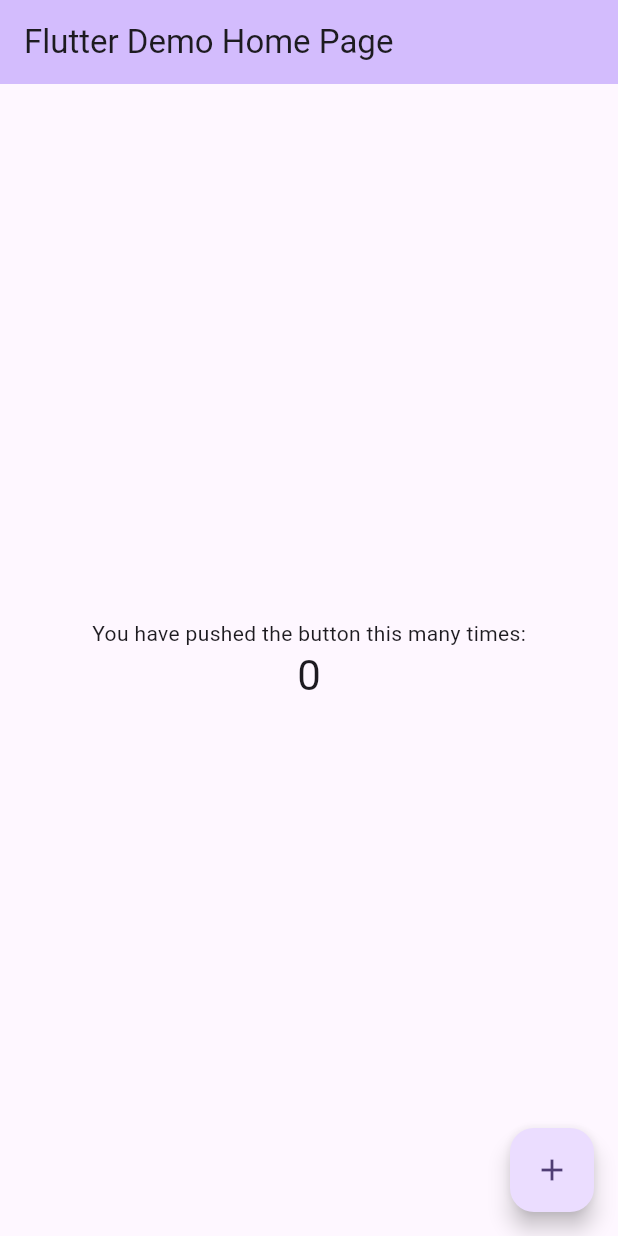
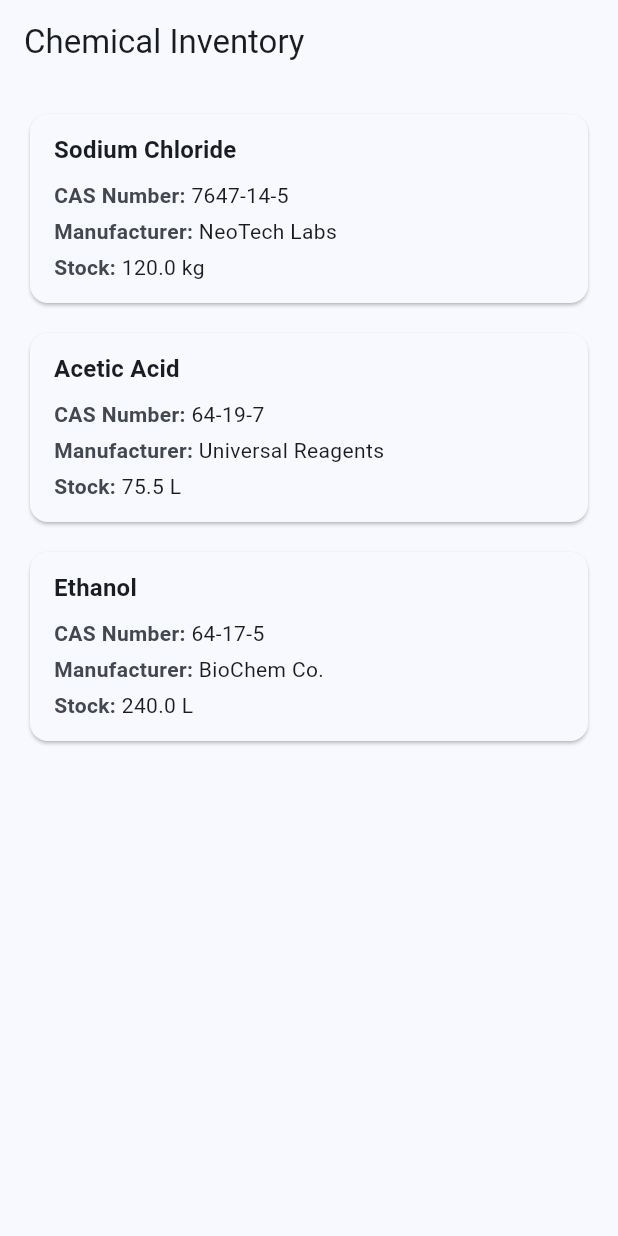
Before and after one commit to jubinkhan007/neotech_chemical_inventory, a Flutter app: the screen it shows after launch, on a phone screen of 412 x 824 dp. Run offline on Flutter 3.47's test engine with Material 3 defaults, Android fonts, the phone set to English and light mode, and no system bars.

Commit message:
Add chemicals screen with repository-backed UI

```diff
--- /dev/null
+++ b/lib/features/chemicals/data/mock_chemicals_repository.dart
@@ -0,0 +1,44 @@
+import 'dart:math';
+
+import '../domain/chemical.dart';
+import '../domain/chemicals_repository.dart';
+
+class MockChemicalsRepository implements ChemicalsRepository {
+  MockChemicalsRepository({Random? random}) : _random = random ?? Random();
+
+  final Random _random;
+
+  @override
+  Future<List<Chemical>> fetchChemicals() async {
+    await Future<void>.delayed(const Duration(milliseconds: 500));
+
+    // Randomly throw to emulate flaky networks.
+    if (_random.nextInt(8) == 0) {
+      throw Exception('Network error');
+    }
+
+    return const <Chemical>[
+      Chemical(
+        productName: 'Sodium Chloride',
+        casNumber: '7647-14-5',
+        manufacturer: 'NeoTech Labs',
+        stockQuantity: 120.0,
+        unit: 'kg',
+      ),
+      Chemical(
+        productName: 'Acetic Acid',
+        casNumber: '64-19-7',
+        manufacturer: 'Universal Reagents',
+        stockQuantity: 75.5,
+        unit: 'L',
+      ),
+      Chemical(
+        productName: 'Ethanol',
+        casNumber: '64-17-5',
+        manufacturer: 'BioChem Co.',
+        stockQuantity: 240.0,
+        unit: 'L',
+      ),
+    ];
+  }
+}
--- /dev/null
+++ b/lib/features/chemicals/domain/chemical.dart
@@ -0,0 +1,15 @@
+class Chemical {
+  const Chemical({
+    required this.productName,
+    required this.casNumber,
+    required this.manufacturer,
+    required this.stockQuantity,
+    required this.unit,
+  });
+
+  final String productName;
+  final String casNumber;
+  final String manufacturer;
+  final double stockQuantity;
+  final String unit;
+}
--- /dev/null
+++ b/lib/features/chemicals/domain/chemicals_repository.dart
@@ -0,0 +1,5 @@
+import 'chemical.dart';
+
+abstract class ChemicalsRepository {
+  Future<List<Chemical>> fetchChemicals();
+}
--- /dev/null
+++ b/lib/features/chemicals/presentation/chemicals_screen.dart
@@ -0,0 +1,299 @@
+import 'package:flutter/material.dart';
+
+import '../../common/widgets/repository_provider.dart';
+import '../domain/chemical.dart';
+import '../domain/chemicals_repository.dart';
+import 'chemicals_notifier.dart';
+import 'chemicals_state.dart';
+
+class ChemicalsScreen extends StatefulWidget {
+  const ChemicalsScreen({super.key});
+
+  @override
+  State<ChemicalsScreen> createState() => _ChemicalsScreenState();
+}
+
+class _ChemicalsScreenState extends State<ChemicalsScreen> {
+  ChemicalsNotifier? _notifier;
+
+  @override
+  void didChangeDependencies() {
+    super.didChangeDependencies();
+    if (_notifier == null) {
+      final repository = RepositoryProvider.of<ChemicalsRepository>(context);
+      _notifier = ChemicalsNotifier(repository)..loadChemicals();
+    }
+  }
+
+  @override
+  void dispose() {
+    _notifier?.dispose();
+    super.dispose();
+  }
+
+  @override
+  Widget build(BuildContext context) {
+    final colorScheme = Theme.of(context).colorScheme;
+
+    return Scaffold(
+      appBar: AppBar(
+        title: const Text('Chemical Inventory'),
+      ),
+      body: SafeArea(
+        child: ValueListenableBuilder<ChemicalsState>(
+          valueListenable: _notifier!,
+          builder: (context, state, _) {
+            switch (state.status) {
+              case ChemicalsStatus.loading:
+                return _LoadingSection(colorScheme: colorScheme);
+              case ChemicalsStatus.error:
+                return _ErrorSection(
+                  colorScheme: colorScheme,
+                  onRetry: _notifier.loadChemicals,
+                  message: state.errorMessage ?? 'Unable to load chemicals.',
+                );
+              case ChemicalsStatus.empty:
+                return const _EmptySection();
+              case ChemicalsStatus.success:
+                return RefreshIndicator(
+                  onRefresh: _notifier.refresh,
+                  color: colorScheme.primary,
+                  child: ListView.builder(
+                    padding: const EdgeInsets.all(16),
+                    itemCount: state.chemicals.length,
+                    itemBuilder: (context, index) {
+                      final chemical = state.chemicals[index];
+                      return _ChemicalCard(
+                        chemical: chemical,
+                        colorScheme: colorScheme,
+                      );
+                    },
+                  ),
+                );
+            }
+          },
+        ),
+      ),
+    );
+  }
+}
+
+class _LoadingSection extends StatelessWidget {
+  const _LoadingSection({required this.colorScheme});
+
+  final ColorScheme colorScheme;
+
+  @override
+  Widget build(BuildContext context) {
+    return Center(
+      child: Semantics(
+        label: 'Loading chemical inventory',
+        child: Column(
+          mainAxisAlignment: MainAxisAlignment.center,
+          children: [
+            CircularProgressIndicator(color: colorScheme.primary),
+            const SizedBox(height: 12),
+            Text(
+              'Loading chemicals...',
+              style: Theme.of(context).textTheme.bodyLarge,
+            ),
+          ],
+        ),
+      ),
+    );
+  }
+}
+
+class _ErrorSection extends StatelessWidget {
+  const _ErrorSection({
+    required this.colorScheme,
+    required this.onRetry,
+    required this.message,
+  });
+
+  final ColorScheme colorScheme;
+  final VoidCallback onRetry;
+  final String message;
+
+  @override
+  Widget build(BuildContext context) {
+    return Center(
+      child: Semantics(
+        label: 'Error loading chemical inventory',
+        child: Padding(
+          padding: const EdgeInsets.all(16),
+          child: Column(
+            mainAxisSize: MainAxisSize.min,
+            children: [
+              Icon(Icons.warning_rounded, color: colorScheme.error, size: 48),
+              const SizedBox(height: 12),
+              Text(
+                'Something went wrong',
+                style: Theme.of(context).textTheme.titleMedium?.copyWith(
+                      color: colorScheme.onSurface,
+                      fontWeight: FontWeight.bold,
+                    ),
+              ),
+              const SizedBox(height: 8),
+              Text(
+                message,
+                textAlign: TextAlign.center,
+                style: Theme.of(context).textTheme.bodyMedium?.copyWith(
+                      color: colorScheme.onSurfaceVariant,
+                    ),
+              ),
+              const SizedBox(height: 12),
+              ElevatedButton.icon(
+                onPressed: onRetry,
+                icon: const Icon(Icons.refresh),
+                label: const Text('Retry'),
+              ),
+            ],
+          ),
+        ),
+      ),
+    );
+  }
+}
+
+class _EmptySection extends StatelessWidget {
+  const _EmptySection();
+
+  @override
+  Widget build(BuildContext context) {
+    final theme = Theme.of(context);
+    return Center(
+      child: Semantics(
+        label: 'No chemicals in inventory',
+        child: Padding(
+          padding: const EdgeInsets.all(16),
+          child: Column(
+            mainAxisSize: MainAxisSize.min,
+            children: [
+              Icon(
+                Icons.inventory_2_outlined,
+                size: 48,
+                color: theme.colorScheme.onSurfaceVariant,
+              ),
+              const SizedBox(height: 12),
+              Text(
+                'No chemicals available',
+                style: theme.textTheme.titleMedium?.copyWith(
+                  fontWeight: FontWeight.bold,
+                ),
+              ),
+              const SizedBox(height: 8),
+              Text(
+                'Pull to refresh or check back later.',
+                textAlign: TextAlign.center,
+                style: theme.textTheme.bodyMedium,
+              ),
+            ],
+          ),
+        ),
+      ),
+    );
+  }
+}
+
+class _ChemicalCard extends StatelessWidget {
+  const _ChemicalCard({required this.chemical, required this.colorScheme});
+
+  final Chemical chemical;
+  final ColorScheme colorScheme;
+
+  @override
+  Widget build(BuildContext context) {
+    final textTheme = Theme.of(context).textTheme;
+    final cardColor = colorScheme.surface;
+    final onCardColor = colorScheme.onSurface;
+
+    return Padding(
+      padding: const EdgeInsets.only(bottom: 12),
+      child: Semantics(
+        label:
+            '${chemical.productName}, CAS ${chemical.casNumber}, ${chemical.manufacturer}, Stock ${chemical.stockQuantity} ${chemical.unit}',
+        child: Card(
+          elevation: 1,
+          color: cardColor,
+          child: Padding(
+            padding: const EdgeInsets.symmetric(horizontal: 16, vertical: 12),
+            child: Column(
+              crossAxisAlignment: CrossAxisAlignment.start,
+              children: [
+                Text(
+                  chemical.productName,
+                  style: textTheme.titleMedium?.copyWith(
+                    color: onCardColor,
+                    fontWeight: FontWeight.bold,
+                  ),
+                ),
+                const SizedBox(height: 6),
+                _DetailRow(
+                  label: 'CAS Number',
+                  value: chemical.casNumber,
+                  textTheme: textTheme,
+                  colorScheme: colorScheme,
+                ),
+                _DetailRow(
+                  label: 'Manufacturer',
+                  value: chemical.manufacturer,
+                  textTheme: textTheme,
+                  colorScheme: colorScheme,
+                ),
+                _DetailRow(
+                  label: 'Stock',
+                  value:
+                      '${chemical.stockQuantity.toStringAsFixed(1)} ${chemical.unit}',
+                  textTheme: textTheme,
+                  colorScheme: colorScheme,
+                ),
+              ],
+            ),
+          ),
+        ),
+      ),
+    );
+  }
+}
+
+class _DetailRow extends StatelessWidget {
+  const _DetailRow({
+    required this.label,
+    required this.value,
+    required this.textTheme,
+    required this.colorScheme,
+  });
+
+  final String label;
+  final String value;
+  final TextTheme textTheme;
+  final ColorScheme colorScheme;
+
+  @override
+  Widget build(BuildContext context) {
+    return Padding(
+      padding: const EdgeInsets.symmetric(vertical: 2),
+      child: Row(
+        crossAxisAlignment: CrossAxisAlignment.start,
+        children: [
+          Text(
+            '$label: ',
+            style: textTheme.bodyMedium?.copyWith(
+              color: colorScheme.onSurfaceVariant,
+              fontWeight: FontWeight.w600,
+            ),
+          ),
+          Expanded(
+            child: Text(
+              value,
+              style: textTheme.bodyMedium?.copyWith(
+                color: colorScheme.onSurface,
+              ),
+            ),
+          ),
+        ],
+      ),
+    );
+  }
+}
--- /dev/null
+++ b/lib/features/chemicals/presentation/chemicals_state.dart
@@ -0,0 +1,33 @@
+import '../domain/chemical.dart';
+
+enum ChemicalsStatus { loading, success, empty, error }
+
+class ChemicalsState {
+  const ChemicalsState({
+    required this.status,
+    required this.chemicals,
+    this.errorMessage,
+  });
+
+  factory ChemicalsState.loading() => const ChemicalsState(
+        status: ChemicalsStatus.loading,
+        chemicals: <Chemical>[],
+      );
+
+  factory ChemicalsState.success(List<Chemical> chemicals) {
+    return ChemicalsState(
+      status: chemicals.isEmpty ? ChemicalsStatus.empty : ChemicalsStatus.success,
+      chemicals: chemicals,
+    );
+  }
+
+  factory ChemicalsState.error(String message) => ChemicalsState(
+        status: ChemicalsStatus.error,
+        chemicals: const <Chemical>[],
+        errorMessage: message,
+      );
+
+  final ChemicalsStatus status;
+  final List<Chemical> chemicals;
+  final String? errorMessage;
+}
--- /dev/null
+++ b/lib/features/common/widgets/repository_provider.dart
@@ -0,0 +1,23 @@
+import 'package:flutter/widgets.dart';
+
+class RepositoryProvider<T> extends InheritedWidget {
+  const RepositoryProvider({
+    required this.repository,
+    required super.child,
+    super.key,
+  });
+
+  final T repository;
+
+  static T of<T>(BuildContext context) {
+    final provider =
+        context.dependOnInheritedWidgetOfExactType<RepositoryProvider<T>>();
+    assert(provider != null, 'RepositoryProvider<$T> not found in context');
+    return provider!.repository;
+  }
+
+  @override
+  bool updateShouldNotify(RepositoryProvider<T> oldWidget) {
+    return repository != oldWidget.repository;
+  }
+}
--- a/lib/main.dart
+++ b/lib/main.dart
@@ -1,4 +1,9 @@
 import 'package:flutter/material.dart';
+
+import 'features/chemicals/data/mock_chemicals_repository.dart';
+import 'features/chemicals/domain/chemicals_repository.dart';
+import 'features/chemicals/presentation/chemicals_screen.dart';
+import 'features/common/widgets/repository_provider.dart';
 
 void main() {
   runApp(const MyApp());
@@ -7,116 +12,20 @@ void main() {
 class MyApp extends StatelessWidget {
   const MyApp({super.key});
 
-  // This widget is the root of your application.
   @override
   Widget build(BuildContext context) {
-    return MaterialApp(
-      title: 'Flutter Demo',
-      theme: ThemeData(
-        // This is the theme of your application.
-        //
-        // TRY THIS: Try running your application with "flutter run". You'll see
-        // the application has a purple toolbar. Then, without quitting the app,
-        // try changing the seedColor in the colorScheme below to Colors.green
-        // and then invoke "hot reload" (save your changes or press the "hot
-        // reload" button in a Flutter-supported IDE, or press "r" if you used
-        // the command line to start the app).
-        //
-        // Notice that the counter didn't reset back to zero; the application
-        // state is not lost during the reload. To reset the state, use hot
-        // restart instead.
-        //
-        // This works for code too, not just values: Most code changes can be
-        // tested with just a hot reload.
-        colorScheme: ColorScheme.fromSeed(seedColor: Colors.deepPurple),
+    final repository = MockChemicalsRepository();
+
+    return RepositoryProvider<ChemicalsRepository>(
+      repository: repository,
+      child: MaterialApp(
+        title: 'Chemical Inventory',
+        theme: ThemeData(
+          colorScheme: ColorScheme.fromSeed(seedColor: Colors.blue),
+          useMaterial3: true,
+        ),
+        home: const ChemicalsScreen(),
       ),
-      home: const MyHomePage(title: 'Flutter Demo Home Page'),
     );
   }
 }
-
-class MyHomePage extends StatefulWidget {
-  const MyHomePage({super.key, required this.title});
-
-  // This widget is the home page of your application. It is stateful, meaning
-  // that it has a State object (defined below) that contains fields that affect
-  // how it looks.
-
-  // This class is the configuration for the state. It holds the values (in this
-  // case the title) provided by the parent (in this case the App widget) and
-  // used by the build method of the State. Fields in a Widget subclass are
-  // always marked "final".
-
-  final String title;
-
-  @override
-  State<MyHomePage> createState() => _MyHomePageState();
-}
-
-class _MyHomePageState extends State<MyHomePage> {
-  int _counter = 0;
-
-  void _incrementCounter() {
-    setState(() {
-      // This call to setState tells the Flutter framework that something has
-      // changed in this State, which causes it to rerun the build method below
-      // so that the display can reflect the updated values. If we changed
-      // _counter without calling setState(), then the build method would not be
-      // called again, and so nothing would appear to happen.
-      _counter++;
-    });
-  }
-
-  @override
-  Widget build(BuildContext context) {
-    // This method is rerun every time setState is called, for instance as done
-    // by the _incrementCounter method above.
-    //
-    // The Flutter framework has been optimized to make rerunning build methods
-    // fast, so that you can just rebuild anything that needs updating rather
-    // than having to individually change instances of widgets.
-    return Scaffold(
-      appBar: AppBar(
-        // TRY THIS: Try changing the color here to a specific color (to
-        // Colors.amber, perhaps?) and trigger a hot reload to see the AppBar
-        // change color while the other colors stay the same.
-        backgroundColor: Theme.of(context).colorScheme.inversePrimary,
-        // Here we take the value from the MyHomePage object that was created by
-        // the App.build method, and use it to set our appbar title.
-        title: Text(widget.title),
-      ),
-      body: Center(
-        // Center is a layout widget. It takes a single child and positions it
-        // in the middle of the parent.
-        child: Column(
-          // Column is also a layout widget. It takes a list of children and
-          // arranges them vertically. By default, it sizes itself to fit its
-          // children horizontally, and tries to be as tall as its parent.
-          //
-          // Column has various properties to control how it sizes itself and
-          // how it positions its children. Here we use mainAxisAlignment to
-          // center the children vertically; the main axis here is the vertical
-          // axis because Columns are vertical (the cross axis would be
-          // horizontal).
-          //
-          // TRY THIS: Invoke "debug painting" (choose the "Toggle Debug Paint"
-          // action in the IDE, or press "p" in the console), to see the
-          // wireframe for each widget.
-          mainAxisAlignment: MainAxisAlignment.center,
-          children: <Widget>[
-            const Text('You have pushed the button this many times:'),
-            Text(
-              '$_counter',
-              style: Theme.of(context).textTheme.headlineMedium,
-            ),
-          ],
-        ),
-      ),
-      floatingActionButton: FloatingActionButton(
-        onPressed: _incrementCounter,
-        tooltip: 'Increment',
-        child: const Icon(Icons.add),
-      ), // This trailing comma makes auto-formatting nicer for build methods.
-    );
-  }
-}
```
Also changed, not shown: lib/features/chemicals/presentation/chemicals_notifier.dart (added, +28 -0 lines).
